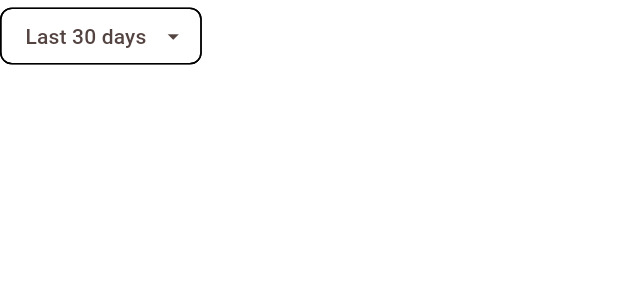
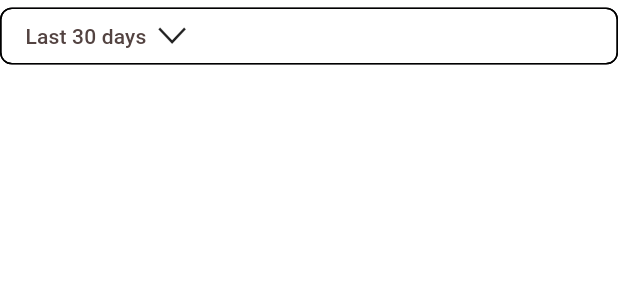
Before and after one commit to Chiggy-Playz/InternshipAssignmentNami, a Flutter app: the ChipMenu widget shown alone on an empty page, opened directly, on a phone screen of 412 x 824 dp. Shown: the top 300 px of the screen. Run offline on Flutter 3.47's test engine with Material 3 defaults, Android fonts, the phone set to English and light mode, and no system bars; our stand-ins replace flutter_riverpod, go_router, riverpod_annotation; generated files the repository leaves out were written again.

Commit message:
Add icons

```diff
--- a/lib/style/icons.dart
+++ b/lib/style/icons.dart
@@ -9,4 +9,7 @@ class SmartAttendIcons {
   static const IconData tickMark = IconData(0xe800, fontFamily: _kFontFam, fontPackage: _kFontPkg);
   static const IconData locationPin = IconData(0xe801, fontFamily: _kFontFam, fontPackage: _kFontPkg);
   static const IconData clock = IconData(0xe802, fontFamily: _kFontFam, fontPackage: _kFontPkg);
+  static const IconData arrowLeft = IconData(0xe803, fontFamily: _kFontFam, fontPackage: _kFontPkg);
+  static const IconData arrowDown = IconData(0xe804, fontFamily: _kFontFam, fontPackage: _kFontPkg);
+  static const IconData errorInfo = IconData(0xe805, fontFamily: _kFontFam, fontPackage: _kFontPkg);
 }
--- a/lib/widgets/appbar.dart
+++ b/lib/widgets/appbar.dart
@@ -3,6 +3,7 @@ import 'package:flutter/material.dart' as material;
 import 'package:flutter_riverpod/flutter_riverpod.dart';
 import 'package:nami_assignment/core/extensions.dart';
 import 'package:nami_assignment/modules/login/providers.dart';
+import 'package:nami_assignment/style/icons.dart';
 
 class AppBar extends ConsumerWidget implements PreferredSizeWidget {
   const AppBar({
@@ -35,8 +36,9 @@ class AppBar extends ConsumerWidget implements PreferredSizeWidget {
                       color: context.colorScheme.tertiary,
                     ),
                     child: Icon(
-                      Icons.arrow_back,
+                      SmartAttendIcons.arrowLeft,
                       color: context.colorScheme.onSurfaceVariant,
+                      size: 16,
                     ),
                   ),
                 ),
--- a/lib/widgets/menu_chip.dart
+++ b/lib/widgets/menu_chip.dart
@@ -1,4 +1,5 @@
 import 'package:flutter/material.dart';
+import 'package:nami_assignment/style/icons.dart';
 
 class ChipMenuEntry {
   final Widget child;
@@ -38,10 +39,18 @@ class _ChipMenuState extends State<ChipMenu> {
   @override
   Widget build(BuildContext context) {
     return MenuAnchor(
-
       builder: (context, controller, child) {
         return FilterChip(
-          label: _selectedEntry.child,
+          label: Row(
+            children: [
+              _selectedEntry.child,
+              const SizedBox(width: 8),
+              const Icon(
+                SmartAttendIcons.arrowDown,
+                size: 12,
+              ),
+            ],
+          ),
           selected: false,
           onSelected: (_) {
             if (controller.isOpen) {
@@ -51,14 +60,6 @@ class _ChipMenuState extends State<ChipMenu> {
             }
           },
           showCheckmark: false,
-          deleteIcon: const Icon(Icons.arrow_drop_down),
-          onDeleted: () {
-            if (controller.isOpen) {
-              controller.close();
-            } else {
-              controller.open();
-            }
-          },
         );
       },
       menuChildren: [
```
Also changed, not shown: assets/fonts/SmartAttendIcons.ttf.
